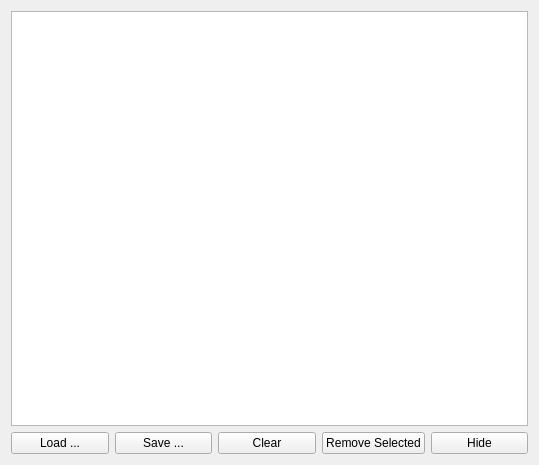
igorternyuk/TeQtVideoPlayer, file playlistwindow.ui: the form before one commit.
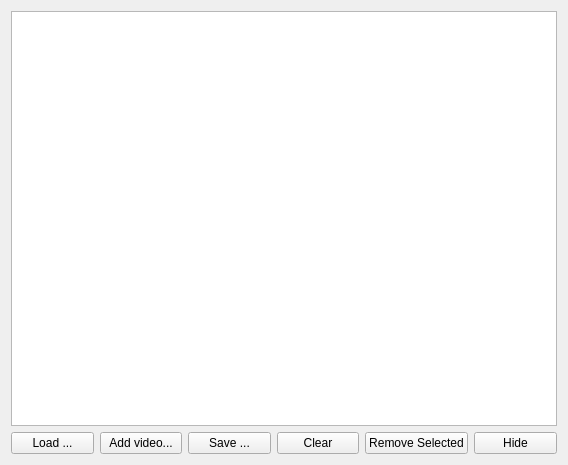
The form after the commit.

What changed in the file:
```diff
--- a/playlistwindow.ui
+++ b/playlistwindow.ui
@@ -6,7 +6,7 @@
    <rect>
     <x>0</x>
     <y>0</y>
-    <width>539</width>
+    <width>568</width>
     <height>465</height>
    </rect>
   </property>
@@ -31,6 +31,13 @@
          </property>
         </widget>
        </item>
+       <item>
+        <widget class="QPushButton" name="btnAddVideo">
+         <property name="text">
+          <string>Add video...</string>
+         </property>
+        </widget>
+       </item>
        <item>
         <widget class="QPushButton" name="btnSavePlaylist">
          <property name="text">
```
